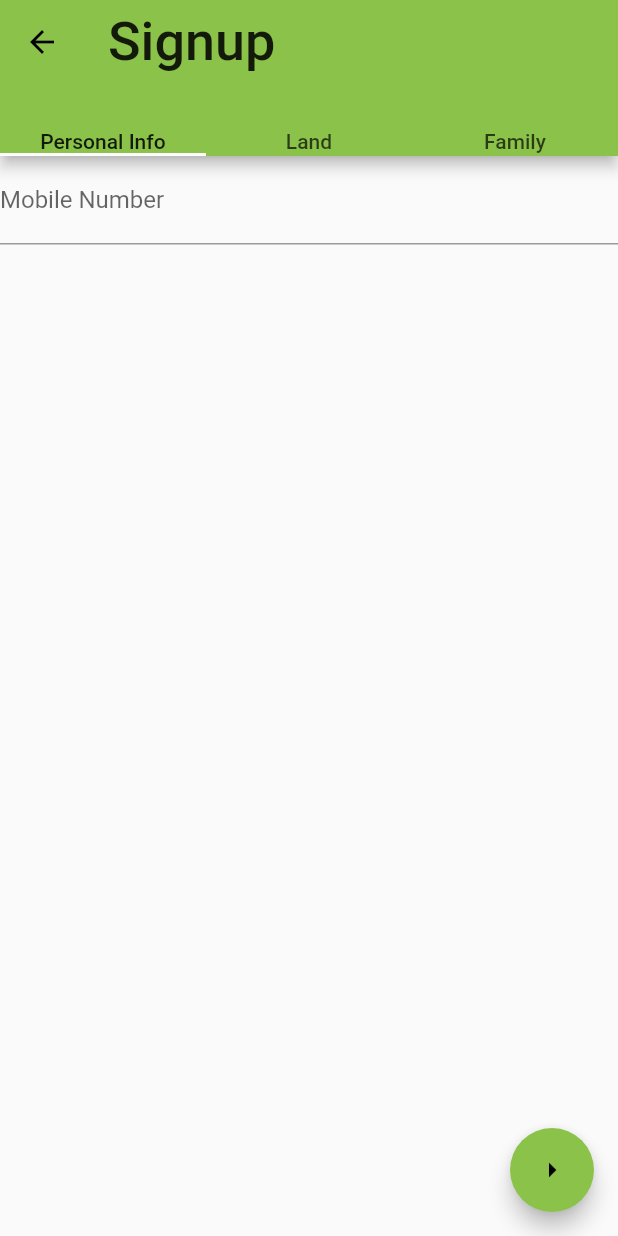
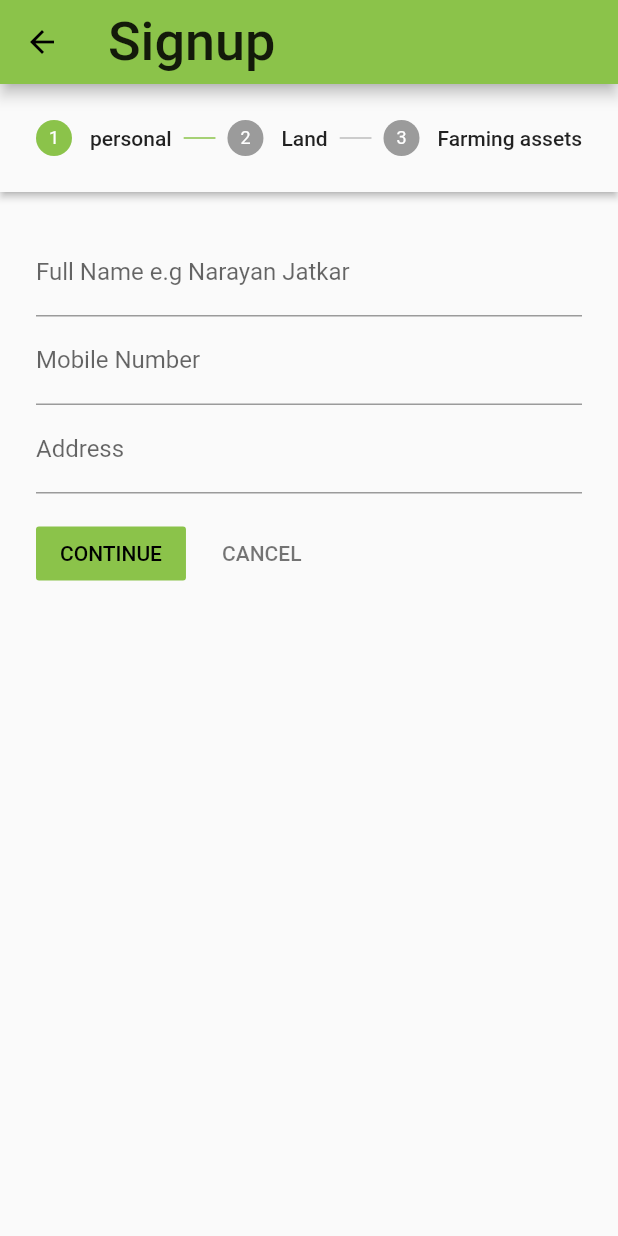
Before and after one commit to hobbist/go_vidhyan_flutter, a Flutter app: the SignupScreen screen opened directly, on a phone screen of 412 x 824 dp. Run offline on Flutter 3.47's test engine with Material 2 defaults, Android fonts, the phone set to English and light mode, and no system bars.

Commit message:
signup screen steppers

```diff
--- /dev/null
+++ b/lib/model/userinformation.dart
@@ -0,0 +1,12 @@
+class UserInformation{
+  String _name;
+  String _mobileNumber;
+  String get name => _name;
+  int _framSize;
+
+  set name(String name) =>_name = name;
+  String get mobileNumber => _mobileNumber;
+  set mobileNumber(String mobileNumber) => _mobileNumber = mobileNumber;
+  int get framSize => _framSize;
+  set framSize(int framSize) =>_framSize = framSize;
+}
--- a/lib/widgets/screens/signupscreen.dart
+++ b/lib/widgets/screens/signupscreen.dart
@@ -1,6 +1,6 @@
 import 'package:flutter/material.dart';
 import 'package:govidhyan_flutter/widgets/constants/constants.dart';
-
+import 'package:govidhyan_flutter/model/userinformation.dart';
 class SignupScreen extends StatefulWidget {
   @override
   State<StatefulWidget> createState() {
@@ -10,39 +10,131 @@ class SignupScreen extends StatefulWidget {
 
 class SignupState extends State<SignupScreen> with TickerProviderStateMixin<SignupScreen> {
   final GlobalKey<FormState> _formKey = new GlobalKey<FormState>();
-
+  int _currenStep = 0;
+  var info=UserInformation();
+  String dropDownValue;
   @override
   Widget build(BuildContext context) {
-    int _tabIndex = 0;
-    var tab=TabController(
-      length: 3,
-      vsync: this,
-      initialIndex: 0
-    );
-    void _handleTabSelection(){
-      setState(() {
-        tab.index = _tabIndex;
-      });
-    }
-    tab.addListener(_handleTabSelection);
+
     return Form(
-      child: DefaultTabController(length: 3,initialIndex: 0, child: Scaffold(
-        appBar: AppBar(
-          bottom: TabBar(tabs: [
-                  GestureDetector(child:Text('Personal Info'),onTap: ()=>_tabIndex=0,),
-                  GestureDetector(child:Text('Land'),onTap: ()=>_tabIndex=0),
-                  GestureDetector(child:Text('Family'),onTap: ()=>_tabIndex=0)],
-                  controller: tab,
+      child:Scaffold(
+            appBar: AppBar(
+            title: Text('Signup'),
           ),
-          title: Text('Signup'),
+          body: Stepper(
+              steps: _getsignupSteps(),
+              currentStep: this._currenStep,
+              type: StepperType.horizontal,
+              onStepContinue: (){
+                setState(() {
+                  if(this._currenStep<this._getsignupSteps().length-1){
+                    this._currenStep=this._currenStep+1;
+                  }else{
+                    //TODO -- logic to complete all steps
+                    print('Completed');
+                  }
+                });
+              },
+            onStepCancel: (){
+                setState(() {
+                  if(this._currenStep>0){
+                    this._currenStep=this._currenStep-1;
+                  }
+                });
+            },
+            ),
         ),
-        body: TabBarView(physics: NeverScrollableScrollPhysics(),children: [
-          TextFormField(keyboardType: TextInputType.number,decoration: InputDecoration(labelText: 'Mobile Number'),),
-          TextFormField(keyboardType: TextInputType.number,decoration: InputDecoration(labelText: 'Land Size'),),
-          TextFormField(keyboardType: TextInputType.number,decoration: InputDecoration(labelText: 'Family Members'),)
-        ]),
-      floatingActionButton: FloatingActionButton(backgroundColor: Colors.lightGreen,onPressed: null,tooltip: 'next',child: Icon(Icons.arrow_right),),
-      )),
     );
   }
+  List<Step> _getsignupSteps(){
+  List<Step> steps=[
+    Step(
+       title: Text('personal'),
+       content: Container(
+         child: Column(
+         children: <Widget>[
+           TextFormField(
+             key: Key('Name'),
+             decoration: InputDecoration(labelText: 'Full Name e.g Narayan Jatkar'),
+           ),
+           TextFormField(
+             key: Key('mobile_number'),
+             decoration: InputDecoration(labelText: 'Mobile Number'),
+           ),
+           TextFormField(
+             key: Key('address'),
+             decoration: InputDecoration(labelText: 'Address'),
+           )
+         ],
+       )),
+       isActive: _currenStep>=0,
+    ),
+    Step(
+        title: Text('Land'),
+        content: Container(
+              child: Column(mainAxisAlignment: MainAxisAlignment.center,
+              crossAxisAlignment: CrossAxisAlignment.center,
+              children: <Widget>[
+                    Title(color: Colors.lightGreen, child: Text('Land Size',style: TextStyle(color: Colors.green,fontWeight: FontWeight.bold),)),
+                    Divider(
+                      height: 30,
+                      color: Colors.lightGreen,
+                    ),
+                    TextFormField(
+                      key: Key('land_size'),
+                      initialValue: '0',
+                      keyboardType: TextInputType.number,
+                      decoration: InputDecoration(labelText: 'Land Size in Acre'),
+                    ),
+                    TextFormField(
+                      key: Key('jirayati_size'),
+                      keyboardType: TextInputType.number,
+                      initialValue: '0',
+                      decoration: InputDecoration(labelText: 'Size of Jirayati land'),
+                    ),
+                    TextFormField(
+                      key: Key('bagayati_size'),
+                      keyboardType: TextInputType.number,
+                      initialValue: '0',
+                      decoration: InputDecoration(labelText: 'Size of Bagayati land'),
+                    ),
+                    Divider(
+                      height: 30,
+                      color: Colors.white,
+                    ),
+                    Title(color: Colors.lightGreen, child: Text('Irrigation',style: TextStyle(color: Colors.green,fontWeight: FontWeight.bold),)),
+                    Divider(
+                      height: 30,
+                      color: Colors.lightGreen,
+                    ),
+                    Container(child:Row(
+                        children:[
+                          Expanded(child:Text('Irrigation Type',style: TextStyle(fontWeight: FontWeight.bold),)),
+                          FittedBox(child:DropdownButton<String>(
+                            items: <String>['Well','Boring','Canal'].map((f){
+                              return new DropdownMenuItem<String>(child: Text(f));
+                            }).toList()
+                            ,onChanged: (_){},
+                          ),
+                          )])
+                    ),
+                    TextFormField(
+                      key: Key('irrigated_land'),
+                      initialValue: '0',
+                      keyboardType: TextInputType.number,
+                      decoration: InputDecoration(labelText: 'Land under irrigation'),
+                    ),
+                    ],
+                    ),
+                  ),
+        isActive: _currenStep>=1
+    ),
+    Step(
+        title: Text('Farming assets'),
+        content: TextFormField(),
+        isActive: _currenStep>=2
+    )
+  ];
+  return steps;
+  }
 }
```
